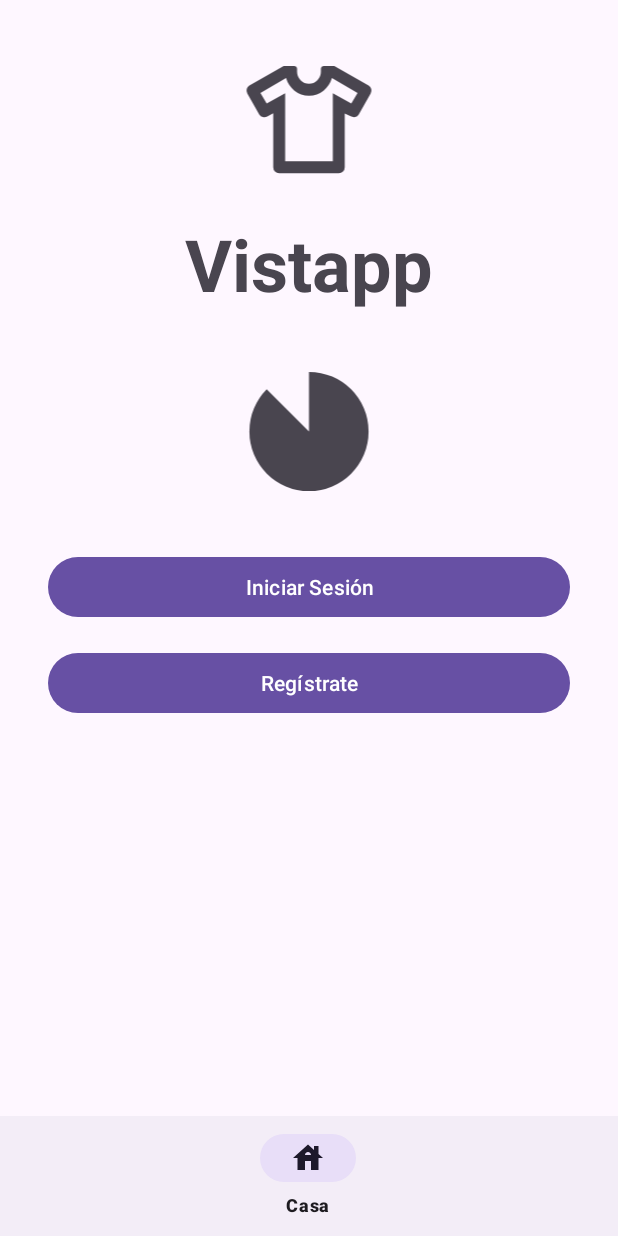
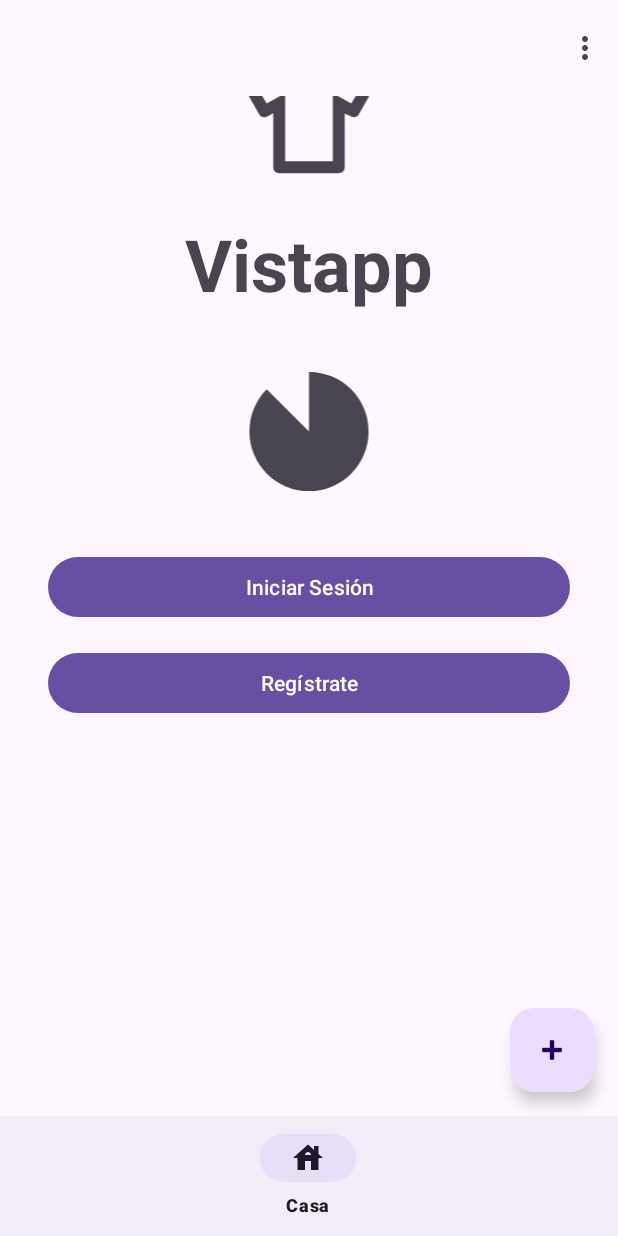
Before and after one commit to tomaelto/Tarea_1_-_PMyDM, an Android app: the screen it shows after launch (MainActivity), on a phone screen of 412 x 824 dp. Run offline under Robolectric (Android 15) with nearby library versions, the phone set to English and light mode, and no system bars.

Commit message:
Inclusion de drawer,toolbar y refactorizacion

```diff
--- a/app/src/main/res/layout/activity_main.xml
+++ b/app/src/main/res/layout/activity_main.xml
@@ -1,4 +1,15 @@
 <?xml version="1.0" encoding="utf-8"?>
+
+<androidx.drawerlayout.widget.DrawerLayout
+
+    xmlns:android="http://schemas.android.com/apk/res/android"
+    xmlns:app="http://schemas.android.com/apk/res-auto"
+    xmlns:tools="http://schemas.android.com/tools"
+    android:id="@+id/drawerLayout"
+    android:layout_width="match_parent"
+    android:layout_height="match_parent">
+
+
 <androidx.constraintlayout.widget.ConstraintLayout xmlns:android="http://schemas.android.com/apk/res/android"
         xmlns:app="http://schemas.android.com/apk/res-auto"
         xmlns:tools="http://schemas.android.com/tools"
@@ -6,6 +17,7 @@
         android:layout_width="match_parent"
         android:layout_height="match_parent"
         tools:context=".MainActivity">
+
 
         <androidx.fragment.app.FragmentContainerView
             android:id="@+id/nav_host_fragment"
@@ -18,6 +30,38 @@
             app:layout_constraintStart_toStartOf="parent"
             app:layout_constraintTop_toTopOf="parent"
             app:navGraph="@navigation/nav_graph" />
+
+    <com.google.android.material.appbar.AppBarLayout
+        android:layout_width="match_parent"
+        android:layout_height="wrap_content"
+        app:layout_constraintStart_toStartOf="parent"
+        app:layout_constraintEnd_toEndOf="parent"
+        app:layout_constraintTop_toTopOf="parent"
+        android:id="@+id/appBarLayout">
+
+
+        <com.google.android.material.appbar.MaterialToolbar
+            android:id="@+id/toolbar"
+            android:layout_width="match_parent"
+            android:layout_height="?attr/actionBarSize"
+            app:popupTheme="@style/ThemeOverlay.AppCompat.Light"
+            app:menu="@menu/toolbar"/>
+
+
+    </com.google.android.material.appbar.AppBarLayout>
+
+
+    <com.google.android.material.floatingactionbutton.FloatingActionButton
+            android:layout_width="wrap_content"
+            android:layout_height="wrap_content"
+            android:clickable="true"
+            app:srcCompat="@android:drawable/ic_input_add"
+            android:id="@+id/floatingActionButton"
+            app:layout_constraintEnd_toEndOf="parent"
+            app:layout_constraintBottom_toTopOf="@+id/bottom_navigation"
+            android:layout_marginEnd="16dp"
+            android:layout_marginBottom="16dp"/>
+
 
     <com.google.android.material.bottomnavigation.BottomNavigationView
             android:id="@+id/bottom_navigation"
@@ -32,3 +76,5 @@
             app:layout_constraintHorizontal_bias="0.0"/>
 
     </androidx.constraintlayout.widget.ConstraintLayout>
+
+</androidx.drawerlayout.widget.DrawerLayout>
--- /dev/null
+++ b/app/src/main/res/menu/toolbar.xml
@@ -0,0 +1,6 @@
+<?xml version="1.0" encoding="utf-8"?>
+<menu xmlns:android="http://schemas.android.com/apk/res/android">
+    <item
+        android:id="@+id/bnm_home"
+        android:title="Ajustes" />
+</menu>
--- a/app/src/main/res/navigation/nav_graph.xml
+++ b/app/src/main/res/navigation/nav_graph.xml
@@ -62,6 +62,6 @@
         android:id="@+id/homeFragment"
         android:name="com.example.tarea_1___pmydm.fragments.HomeFragment"
         android:label="HomeFragment"
-        tools:layout="@layout/fragment_home"/>
+        tools:layout="@layout/fragment_list_screen"/>
 
 </navigation>
```
Also changed, not shown: app/src/main/java/com/example/tarea_1___pmydm/fragments/ListFragment.kt (renamed from app/src/main/java/com/example/tarea_1___pmydm/fragments/HomeFragment.kt, +5 -5 lines), app/src/main/res/layout/nav_header.xml (added, +31 -0 lines), app/src/main/res/menu/drawer.xml (added, +21 -0 lines), app/src/main/res/layout/fragment_list_screen.xml (renamed from app/src/main/res/layout/fragment_home.xml). Lines whose indentation alone changed are shown as unchanged.
